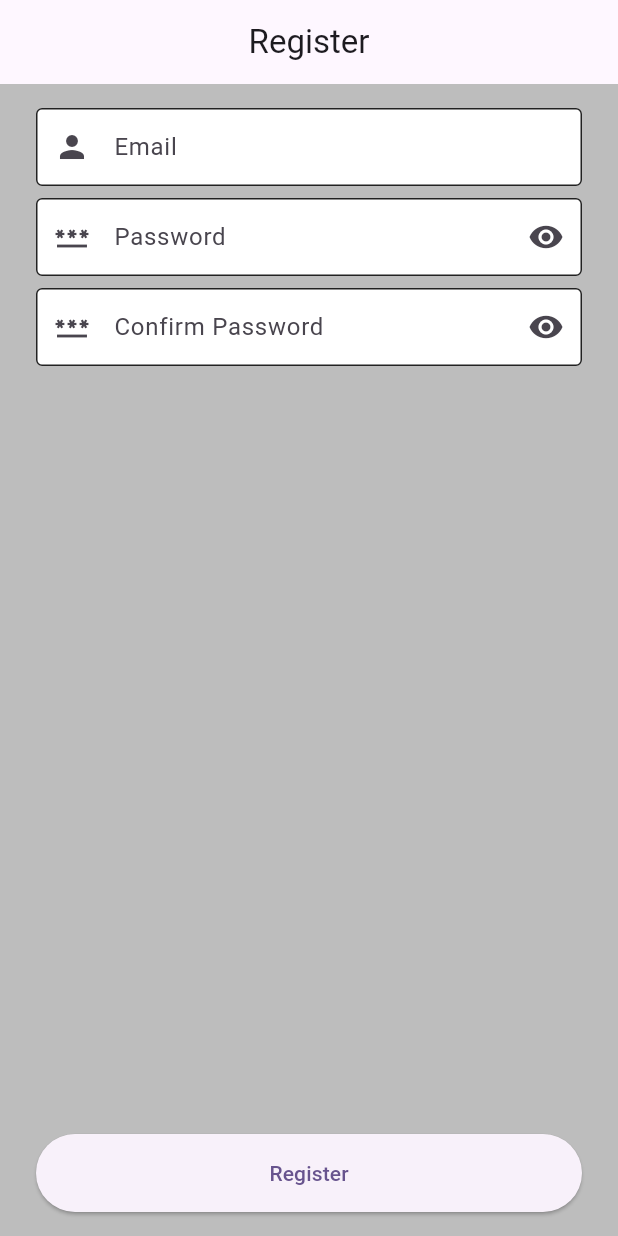
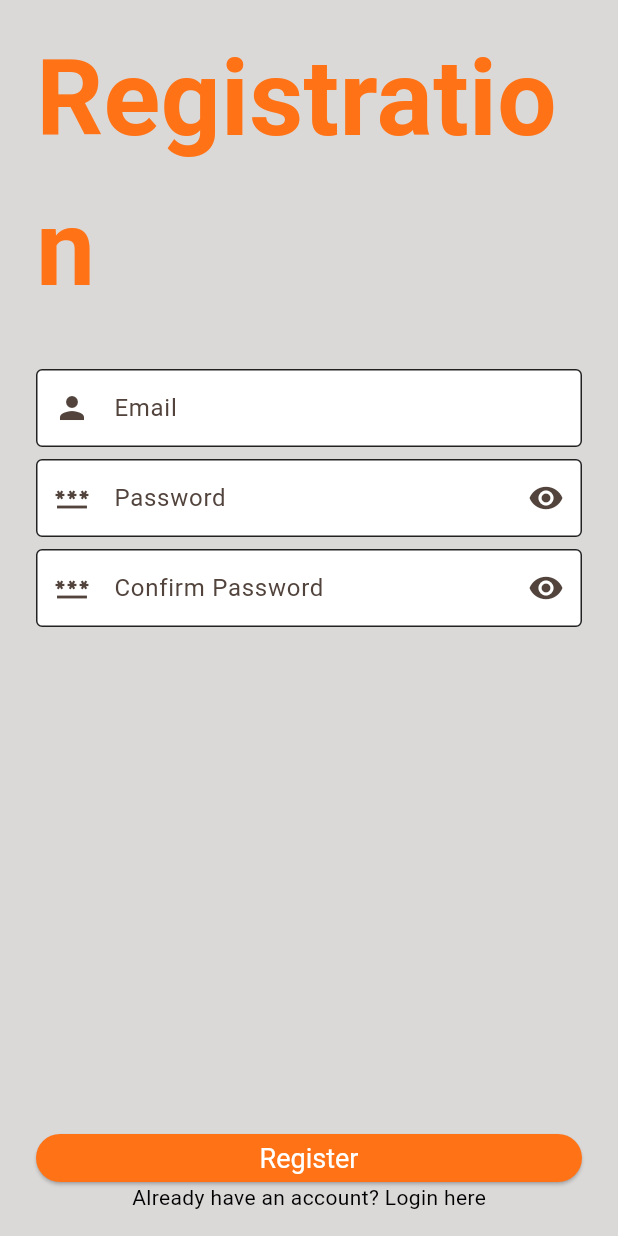
Before and after one commit to donnalynnn/Firebase_auth_v1-REROMA, a Flutter app: the screen it shows after launch, after a tap on "No account? Register", on a phone screen of 412 x 824 dp. Run offline on Flutter 3.47's test engine with Material 3 defaults, Android fonts, the phone set to English and light mode, and no system bars; our stand-ins replace firebase_auth, firebase_core, flutter_spinkit, form_field_validator, get_it, go_router; accounts and stored records are empty; network calls fail.

Commit message:
all done (modified UI)

```diff
--- a/lib/main.dart
+++ b/lib/main.dart
@@ -28,7 +28,7 @@ class MyApp extends StatelessWidget {
       routerConfig: GlobalRouter.I.router,
       title: 'Stateful Changes Demo',
       theme: ThemeData(
-        colorScheme: ColorScheme.fromSeed(seedColor: Colors.deepPurple),
+        colorScheme: ColorScheme.fromSeed(seedColor: const Color.fromARGB(255, 255, 115, 22)),
         useMaterial3: true,
       ),
     );
--- a/lib/src/screens/auth/login.screen.dart
+++ b/lib/src/screens/auth/login.screen.dart
@@ -41,15 +41,13 @@ class _LoginScreenState extends State<LoginScreen> {
     passwordFn.dispose();
   }
 
+  bool _isHovering = false;
+
   @override
   Widget build(BuildContext context) {
     return Scaffold(
-      backgroundColor: Colors.grey[400],
-      appBar: AppBar(
-        centerTitle: true,
-        automaticallyImplyLeading: false,
-        title: const Text("Login"),
-      ),
+      backgroundColor: Color.fromARGB(255, 255, 255, 255),
+
       bottomNavigationBar: SafeArea(
         child: Container(
           margin: const EdgeInsets.symmetric(horizontal: 24, vertical: 16),
@@ -60,19 +58,42 @@ class _LoginScreenState extends State<LoginScreen> {
               Flexible(
                 child: ElevatedButton(
                   onPressed: () {
-                    GlobalRouter.I.router.go(RegistrationScreen.route);
+                    onSubmit();
                   },
-                  child: const Text("No account? Register"),
+                  // ignore: sort_child_properties_last
+                  child: const Text("Login"),
+                  style: ElevatedButton.styleFrom(
+                    backgroundColor: const Color.fromARGB(255, 255, 115, 22),
+                    foregroundColor: Colors.white,
+                    textStyle: const TextStyle(fontSize: 18),
+
+                ),
                 ),
               ),
-              Flexible(
-                child: ElevatedButton(
-                  onPressed: () {
-                    onSubmit();
-                  },
-                  child: const Text("Login"),
-                ),
+
+              const SizedBox(height: 20),
+
+              Center(
+                child: Flexible(
+                  child: MouseRegion(
+                    onEnter: (_) => setState(() => _isHovering = true),
+                    onExit: (_) => setState(() => _isHovering = false),
+                    child: GestureDetector(
+                      onTap: () {
+                        GlobalRouter.I.router.go(RegistrationScreen.route);
+                      },
+                      child: Text(
+                        "No account? Register",
+                        style: TextStyle(
+                          color: _isHovering? const Color.fromARGB(255, 255, 115, 22) : Colors.black
+                        ),
+                      ),
+                    ),
+                    ),
+
+                  ),
               ),
+
             ],
           ),
         ),
@@ -86,10 +107,21 @@ class _LoginScreenState extends State<LoginScreen> {
               crossAxisAlignment: CrossAxisAlignment.stretch,
               mainAxisSize: MainAxisSize.max,
               children: [
+
                 Expanded(
                   child: Column(
                     mainAxisSize: MainAxisSize.max,
                     children: [
+
+                      const Text(
+                        "Firebase Auth", // Title
+                        style: TextStyle(
+                          fontSize: 80,
+                          fontWeight: FontWeight.bold,
+                          color: Color.fromARGB(255, 255, 115, 22), // Deep orange color
+                        ),
+                      ),
+                      const SizedBox(height: 30),
                       Flexible(
                         child: TextFormField(
                           decoration: decoration.copyWith(
@@ -135,21 +167,13 @@ class _LoginScreenState extends State<LoginScreen> {
                           onEditingComplete: () {
                             passwordFn.unfocus();
 
-                            ///call submit maybe?
                           },
                           validator: MultiValidator([
                             RequiredValidator(
                                 errorText: "Password is required"),
-                            // MinLengthValidator(12,
-                            //     errorText:
-                            //         "Password must be at least 12 characters long"),
                             MaxLengthValidator(128,
                                 errorText:
                                     "Password cannot exceed 72 characters"),
-                            // PatternValidator(
-                            //     r"^(?=.*[a-z])(?=.*[A-Z])(?=.*\d)(?=.*[!@#$%^&*()_+?\-=[\]{};':,.<>]).*$",
-                            //     errorText:
-                            //         'Password must contain at least one symbol, one uppercase letter, one lowercase letter, and one number.')
                           ]).call,
                         ),
                       ),
@@ -189,10 +213,10 @@ class _LoginScreenState extends State<LoginScreen> {
         borderSide: const BorderSide(color: Colors.black87, width: 1),
       ),
       focusedBorder: _baseBorder.copyWith(
-        borderSide: const BorderSide(color: Colors.blueAccent, width: 1),
+        borderSide: const BorderSide(color: Color.fromARGB(255, 255, 193, 68), width: 1),
       ),
       errorBorder: _baseBorder.copyWith(
-        borderSide: const BorderSide(color: Colors.deepOrangeAccent, width: 1),
+        borderSide: const BorderSide(color: Color.fromARGB(255, 255, 64, 64), width: 1),
       )
       );
 }
--- a/lib/src/screens/auth/registration.screen.dart
+++ b/lib/src/screens/auth/registration.screen.dart
@@ -1,6 +1,8 @@
+import 'package:firebase_auth_v1/src/screens/auth/login.screen.dart';
 import 'package:flutter/cupertino.dart';
 import 'package:flutter/material.dart';
 import 'package:form_field_validator/form_field_validator.dart';
+import '../../routing/router.dart';
 import '/src/controllers/auth_controller.dart';
 import '/src/dialogs/waiting_dialog.dart';
 
@@ -43,24 +45,61 @@ class _RegistrationScreenState extends State<RegistrationScreen> {
     password2Fn.dispose();
   }
 
+  bool _isHovering = false;
+
+
   @override
   Widget build(BuildContext context) {
     return Scaffold(
-      backgroundColor: Colors.grey[400],
-      appBar: AppBar(
-        centerTitle: true,
-        automaticallyImplyLeading: false,
-        title: const Text("Register"),
-      ),
+      backgroundColor: const Color.fromARGB(255, 219, 216, 216),
+
       bottomNavigationBar: SafeArea(
         child: Container(
           margin: const EdgeInsets.symmetric(horizontal: 24, vertical: 16),
           height: 52,
-          child: ElevatedButton(
-            onPressed: () {
-              onSubmit();
-            },
-            child: const Text("Register"),
+          child: Column(
+            mainAxisSize: MainAxisSize.min,
+            crossAxisAlignment: CrossAxisAlignment.stretch,
+            children: [
+              Flexible(
+                child: ElevatedButton(
+                  onPressed: () {
+                    onSubmit();
+                  },
+                  // ignore: sort_child_properties_last
+                  child: const Text("Register"),
+                  style: ElevatedButton.styleFrom(
+                      backgroundColor: const Color.fromARGB(255, 255, 115, 22),
+                      foregroundColor: Colors.white,
+                      textStyle: const TextStyle(fontSize: 18),
+                      minimumSize: const Size(double.infinity, 60),
+                ),
+                ),
+              ),
+
+              // const SizedBox(height: 20),
+
+              Center(
+                child: Flexible(
+                  child: MouseRegion(
+                    onEnter: (_) => setState(() => _isHovering = true),
+                    onExit: (_) => setState(() => _isHovering = false),
+                    child: GestureDetector(
+                      onTap: () {
+                        GlobalRouter.I.router.go(LoginScreen.route);
+                      },
+                      child: Text(
+                        "Already have an account? Login here",
+                        style: TextStyle(
+                          color: _isHovering? const Color.fromARGB(255, 255, 115, 22): Colors.black
+                        ),
+                      ),
+                    ),
+                    ),
+
+                  ),
+              ),
+            ],
           ),
         ),
       ),
@@ -70,8 +109,18 @@ class _RegistrationScreenState extends State<RegistrationScreen> {
           child: Form(
             key: formKey,
             child: Column(
-              mainAxisSize: MainAxisSize.min,
+              crossAxisAlignment: CrossAxisAlignment.stretch,
+              mainAxisSize: MainAxisSize.max,
               children: [
+                const Text(
+                        "Registration", // Title
+                        style: TextStyle(
+                          fontSize: 70,
+                          fontWeight: FontWeight.bold,
+                          color: Color.fromARGB(255, 255, 115, 22), // Deep orange color
+                        ),
+                      ),
+                const SizedBox(height: 30),
                 Flexible(
                   child: TextFormField(
                     decoration: decoration.copyWith(
@@ -212,10 +261,10 @@ class _RegistrationScreenState extends State<RegistrationScreen> {
         borderSide: const BorderSide(color: Colors.black87, width: 1),
       ),
       focusedBorder: _baseBorder.copyWith(
-        borderSide: const BorderSide(color: Colors.blueAccent, width: 1),
+        borderSide: const BorderSide(color: Color.fromARGB(255, 255, 193, 68), width: 1),
       ),
       errorBorder: _baseBorder.copyWith(
-        borderSide: const BorderSide(color: Colors.deepOrangeAccent, width: 1),
+        borderSide: const BorderSide(color: Color.fromARGB(255, 255, 64, 64), width: 1),
       )
 
       );
```
Also changed, not shown: lib/home_screen.dart (deleted, +0 -28 lines), lib/login_screen.dart (deleted, +0 -123 lines).
